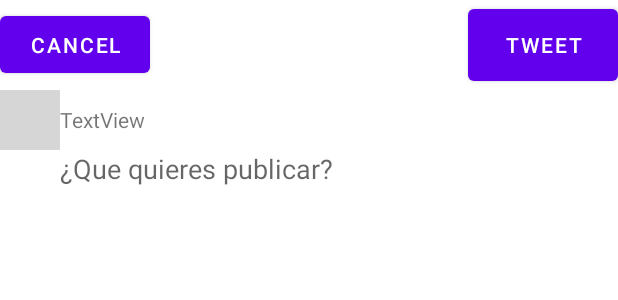
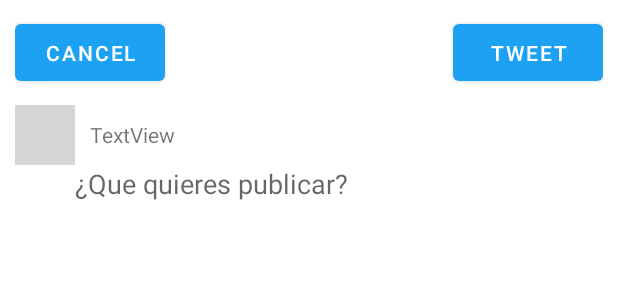
Before and after one commit to fgpaolini/TwitterClone, an Android app: the layout fragment_post.xml on its own in the app's theme, with its tools: preview values and no code run, on a phone screen of 412 x 824 dp. Shown: the top 300 px of the screen. Run offline under Robolectric (Android 15) with nearby library versions, the phone set to English and light mode, and no system bars; grey boxes are pictures that could not be loaded.

Commit message:
Mejora de Main Activity

```diff
--- a/app/src/main/res/layout/fragment_post.xml
+++ b/app/src/main/res/layout/fragment_post.xml
@@ -4,6 +4,10 @@
     xmlns:tools="http://schemas.android.com/tools"
     android:layout_width="match_parent"
     android:layout_height="match_parent"
+    android:paddingLeft="10dp"
+    android:paddingTop="10dp"
+    android:paddingRight="10dp"
+    android:paddingBottom="10dp"
     android:textAlignment="viewStart"
     tools:context=".HomePage.PostFragment">
 
@@ -28,7 +32,7 @@
         <Button
             android:id="@+id/button2"
             android:layout_width="100dp"
-            android:layout_height="60dp"
+            android:layout_height="50dp"
             android:text="Tweet" />
 
     </LinearLayout>
@@ -52,6 +56,7 @@
             android:id="@+id/textView"
             android:layout_width="wrap_content"
             android:layout_height="match_parent"
+            android:layout_marginLeft="10dp"
             android:layout_weight="1"
             android:gravity="center_vertical"
             android:text="TextView" />
--- a/app/src/main/res/values/themes.xml
+++ b/app/src/main/res/values/themes.xml
@@ -1,9 +1,9 @@
 <resources xmlns:tools="http://schemas.android.com/tools">
     <!-- Base application theme. -->
-    <style name="Theme.TwitterClone" parent="Theme.MaterialComponents.DayNight.DarkActionBar">
+    <style name="Theme.TwitterClone" parent="Theme.MaterialComponents.DayNight.NoActionBar">
         <!-- Primary brand color. -->
-        <item name="colorPrimary">@color/purple_500</item>
-        <item name="colorPrimaryVariant">@color/purple_700</item>
+        <item name="colorPrimary">@color/twitterBlue</item>
+        <item name="colorPrimaryVariant">@color/twitterBlueSecondary</item>
         <item name="colorOnPrimary">@color/white</item>
         <!-- Secondary brand color. -->
         <item name="colorSecondary">@color/teal_200</item>
@@ -14,7 +14,6 @@
         <!-- Customize your theme here. -->
     </style>
 
-
     <style name="ShapeAppearanceOverlay.App.CornerSize50Percent" parent="">
         <item name="cornerSize">50%</item>
     </style>
```
Also changed, not shown: app/src/main/res/layout/activity_main.xml (+29 -8 lines).
